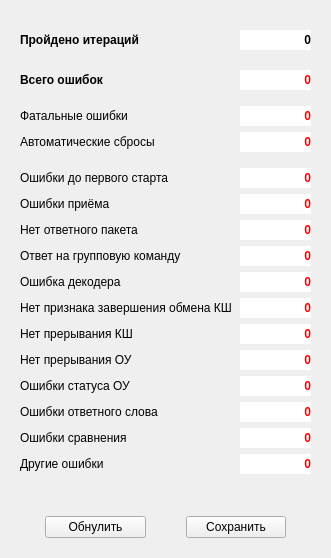
The window that default/stats_trm_single_test.ui (Veala/host_tgca-for-t_hsc) describes before a commit, drawn with Qt 5.
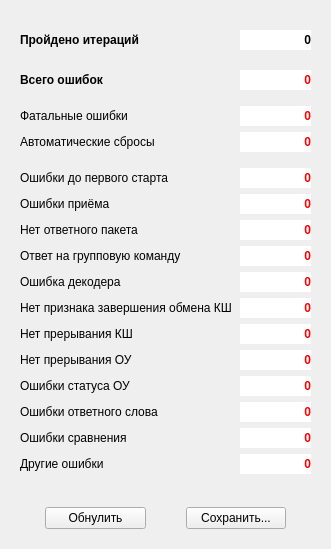
The same window after the commit. Icons and pictures are not drawn.

Diff of the .ui file:
```diff
--- a/default/stats_trm_single_test.ui
+++ b/default/stats_trm_single_test.ui
@@ -7,7 +7,7 @@
     <x>0</x>
     <y>0</y>
     <width>331</width>
-    <height>558</height>
+    <height>549</height>
    </rect>
   </property>
   <property name="windowTitle">
@@ -478,7 +478,7 @@
      <item>
       <widget class="QPushButton" name="save">
        <property name="text">
-        <string>Сохранить</string>
+        <string>Сохранить...</string>
        </property>
       </widget>
      </item>
```
